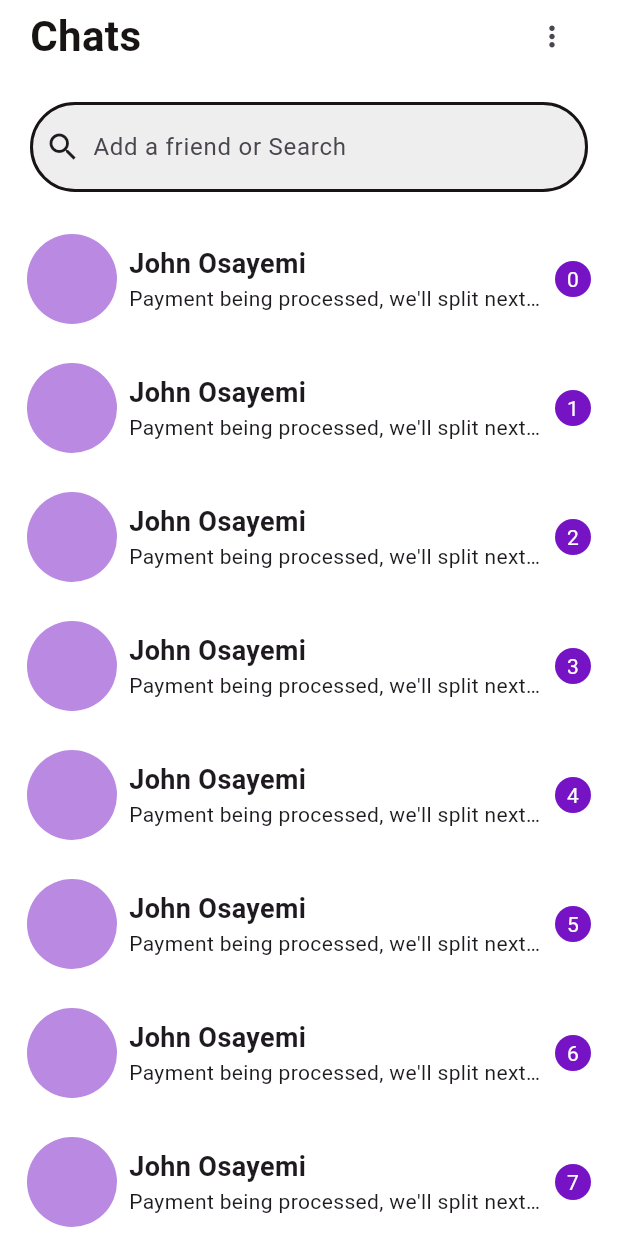
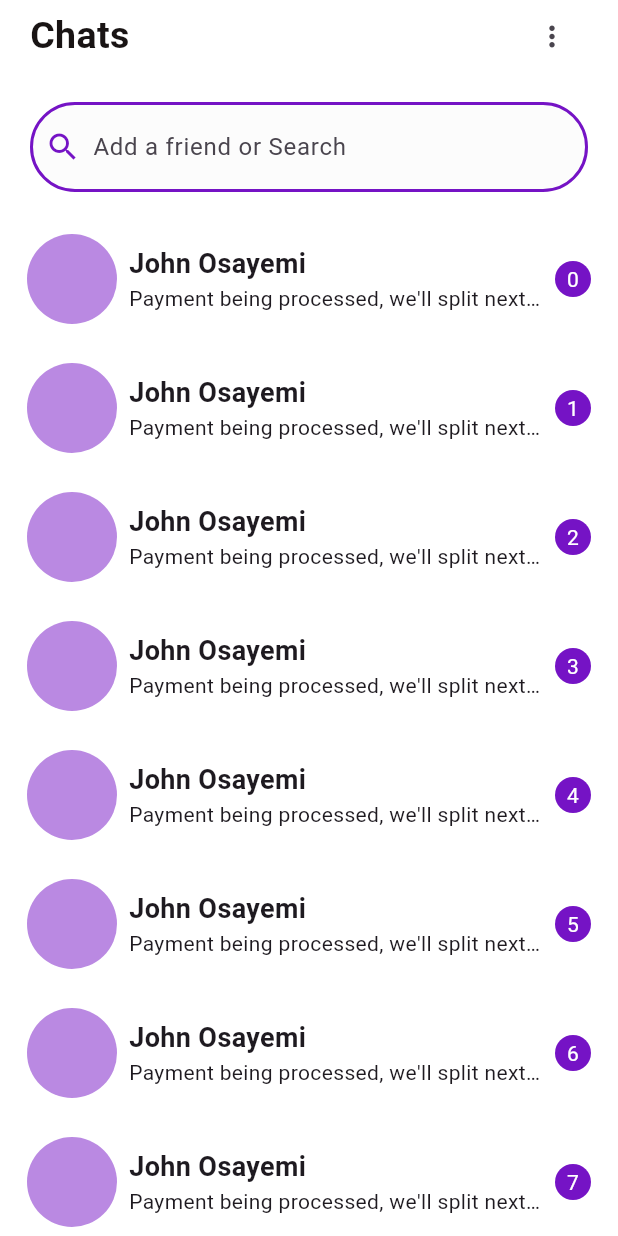
Before and after one commit to Homines-Solitarius/micro-fintech-app, a Flutter app: the ChatsPage widget shown alone on an empty page, opened directly, on a phone screen of 412 x 824 dp. Run offline on Flutter 3.47's test engine with Material 3 defaults, Android fonts, the phone set to English and light mode, and no system bars; our stand-ins replace flutter_animate, smooth_page_indicator; missing offline and left inert: slidable_button.

Commit message:
modified custom app bar and created chat room

```diff
--- /dev/null
+++ b/lib/components/custom_app_bar.dart
@@ -0,0 +1,36 @@
+import 'package:flutter/material.dart';
+import '../utils/app_colors.dart';
+
+class CustomAppBar extends StatelessWidget {
+  final String title;
+  final IconData? actionIcon;
+  const CustomAppBar({super.key, required this.title, this.actionIcon});
+
+  @override
+  Widget build(BuildContext context) {
+    return Padding(
+      padding: const EdgeInsets.symmetric(horizontal: 20),
+      child: Row(
+        mainAxisAlignment: MainAxisAlignment.spaceBetween,
+        children: [
+          Text(
+            title,
+            style: TextStyle(
+                fontSize: 25,
+                fontWeight: FontWeight.bold,
+                color: AppColors.black),
+          ),
+          IconButton(
+              onPressed: () {},
+              icon: Container(
+                decoration: BoxDecoration(shape: BoxShape.circle),
+                child: Icon(
+                  actionIcon,
+                  size: 22,
+                ),
+              ))
+        ],
+      ),
+    );
+  }
+}
--- a/lib/pages/chats_page.dart
+++ b/lib/pages/chats_page.dart
@@ -1,5 +1,8 @@
 import 'package:flutter/material.dart';
+import 'package:wallet_ui/pages/chat_room.dart';
 import 'package:wallet_ui/utils/app_colors.dart';
+
+import '../components/custom_app_bar.dart';
 
 class ChatsPage extends StatelessWidget {
   const ChatsPage({super.key});
@@ -9,7 +12,10 @@ class ChatsPage extends StatelessWidget {
     return Column(
       children: [
         // Appbar
-        _customAppBar(),
+        CustomAppBar(
+          title: "Chats",
+          actionIcon: Icons.more_vert_rounded,
+        ),
         SizedBox(
           height: 20,
         ),
@@ -22,35 +28,20 @@ class ChatsPage extends StatelessWidget {
             padding: EdgeInsets.symmetric(horizontal: 10),
             shrinkWrap: true,
             itemCount: 20,
-            itemBuilder: (context, index) => _profileTile(index),
+            itemBuilder: (context, index) => GestureDetector(
+                onTap: () {
+                  Navigator.push(
+                      context,
+                      MaterialPageRoute(
+                        builder: (context) => ChatRoom(
+                          name: "John Osayemi",
+                        ),
+                      ));
+                },
+                child: _profileTile(index)),
           ),
         )
       ],
-    );
-  }
-
-// Appbar
-  Widget _customAppBar() {
-    return Padding(
-      padding: const EdgeInsets.symmetric(horizontal: 20),
-      child: Row(
-        mainAxisAlignment: MainAxisAlignment.spaceBetween,
-        children: [
-          Text(
-            "Chats",
-            style: TextStyle(
-                fontSize: 28,
-                fontWeight: FontWeight.bold,
-                color: AppColors.black),
-          ),
-          IconButton(
-              onPressed: () {},
-              icon: Icon(
-                Icons.more_vert_rounded,
-                size: 22,
-              ))
-        ],
-      ),
     );
   }
 
@@ -58,14 +49,19 @@ class ChatsPage extends StatelessWidget {
     return Container(
       margin: EdgeInsets.symmetric(horizontal: 20),
       decoration: BoxDecoration(
-          color: AppColors.background,
+          color: AppColors.background.withValues(alpha: .2),
           border: Border.all(
-              width: 2, color: AppColors.black, style: BorderStyle.solid),
+              width: 2,
+              color: AppColors.accentPurple,
+              style: BorderStyle.solid),
           borderRadius: BorderRadius.circular(40)),
       child: SearchBar(
         backgroundColor: WidgetStatePropertyAll(Colors.transparent),
         elevation: WidgetStatePropertyAll(0),
-        leading: Icon(Icons.search),
+        leading: Icon(
+          Icons.search,
+          color: AppColors.accentPurple,
+        ),
         hintText: "Add a friend or Search",
       ),
     );
--- a/lib/pages/home_page.dart
+++ b/lib/pages/home_page.dart
@@ -4,7 +4,6 @@ import 'package:wallet_ui/components/my_card.dart';
 import 'package:wallet_ui/components/slide_button.dart';
 import 'package:wallet_ui/utils/app_colors.dart';
 import 'package:smooth_page_indicator/smooth_page_indicator.dart';
-
 import 'package:wallet_ui/models/user_model.dart';
 
 import '../components/my_transparent_button.dart';
@@ -46,6 +45,9 @@ class HomePage extends StatelessWidget {
         SizedBox(
           height: 20,
         ),
+        //
+
+        //
         SizedBox(
             height: mySize.height * .05,
             child: ListView(
--- a/lib/pages/profile_page.dart
+++ b/lib/pages/profile_page.dart
@@ -248,11 +248,14 @@ class ProfilePage extends StatelessWidget {
                           child: SlideButton(
                             text: "Add Money",
                             ontap: () {
+                              final height = MediaQuery.of(context).size.height;
+
                               showModalBottomSheet(
                                   showDragHandle: true,
                                   backgroundColor: AppColors.white,
                                   context: context,
                                   builder: (context) => Container(
+                                        height: height * .45,
                                         width: double.infinity,
                                         padding: EdgeInsets.symmetric(
                                             horizontal: 20.0),
--- a/lib/pages/screen.dart
+++ b/lib/pages/screen.dart
@@ -27,7 +27,7 @@ class _HomeState extends State<Home> {
   Widget build(BuildContext context) {
     return Scaffold(
       extendBody: true,
-      backgroundColor: AppColors.background,
+      backgroundColor: AppColors.white,
       bottomNavigationBar: BottomNavigationBar(
         items: [
           BottomNavigationBarItem(
```
Also changed, not shown: lib/pages/chat_room.dart (added, +82 -0 lines), lib/pages/wallet_page.dart (+69 -1 lines).
